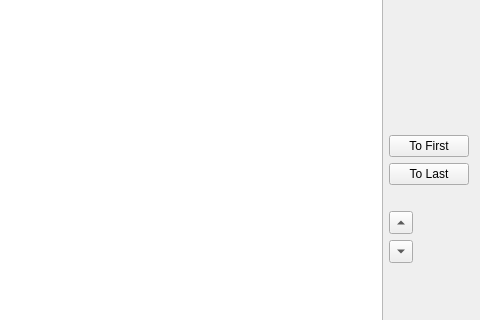
Above: src/Form_Files/EditRO.ui from Sigil-Ebook/Sigil before the change; both pictures show x 170 to 650 and y 87 to 407 of the 650 by 600 pixel window. Below: the same form after it.
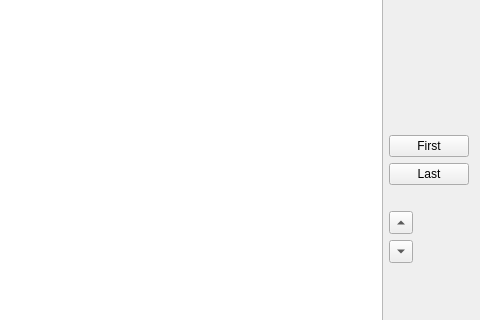
That is the form after the change.

Commit message: cleanups to Edit Reading Order

```diff
--- a/src/Form_Files/EditRO.ui
+++ b/src/Form_Files/EditRO.ui
@@ -59,7 +59,10 @@
           <string>Make selected entry first in the list. Shortcut: F </string>
          </property>
          <property name="text">
-          <string>To First</string>
+          <string>First</string>
+         </property>
+         <property name="toolTip">
+          <string>Make selected entry first in the list. Shortcut: F</string>
          </property>
          <property name="focusPolicy">
            <enum>Qt::TabFocus</enum>
@@ -68,12 +71,12 @@
        </item>
        <item>
         <widget class="QPushButton" name="ToEnd">
+         <property name="text">
+          <string>Last</string>
+         </property>
          <property name="toolTip">
           <string>Make selected entry last in the list. Shortcut: L</string>
          </property>
-         <property name="text">
-          <string>To Last</string>
-         </property>
          <property name="focusPolicy">
            <enum>Qt::TabFocus</enum>
          </property>
```
Left out of the diff: 7 changed lines with no effect on the pictures. The commit also changes 1 other file.
